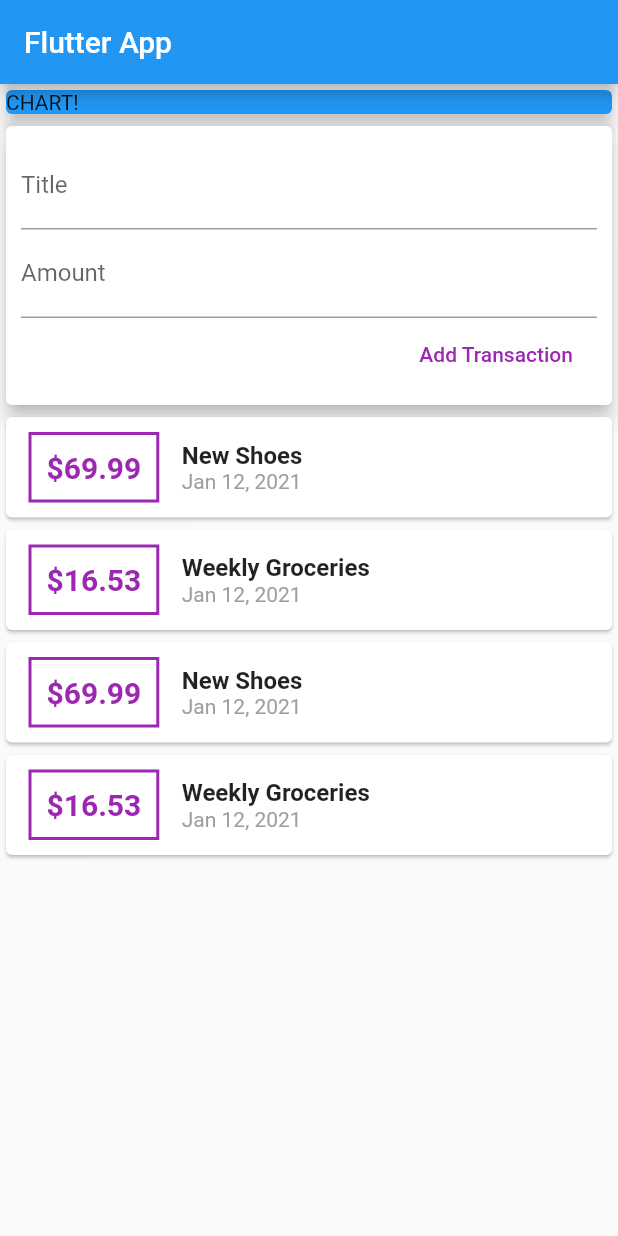
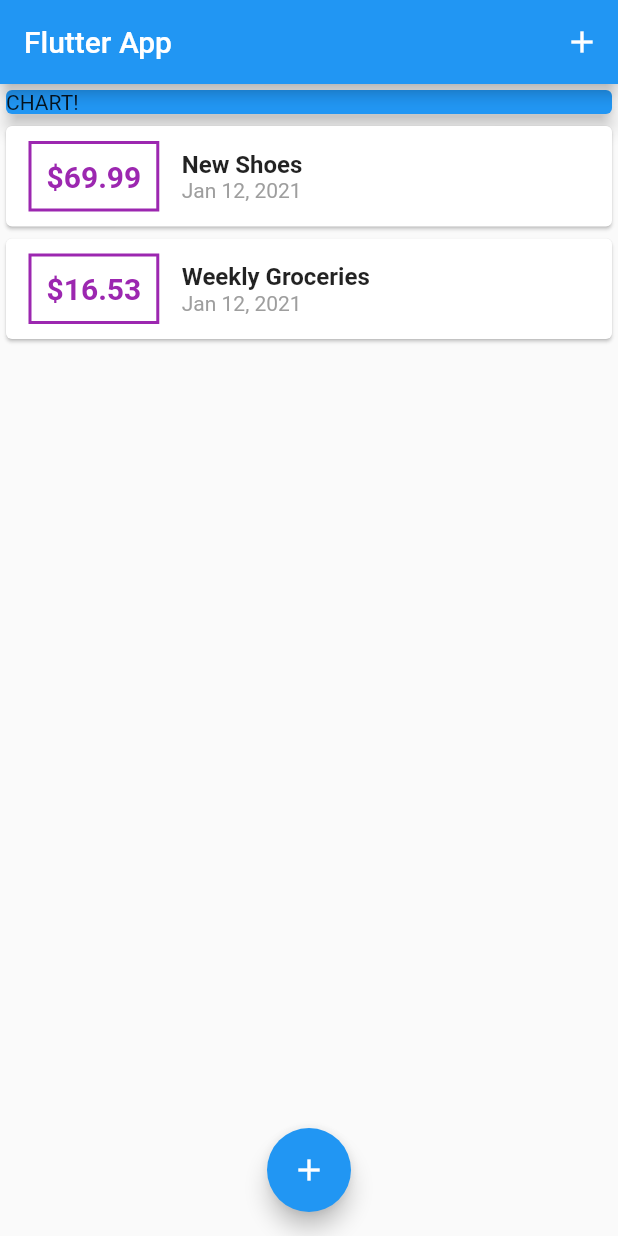
Before and after one commit to LeonScot/flutter-practice, a Flutter app: the screen it shows after launch, on a phone screen of 412 x 824 dp. Run offline on Flutter 3.47's test engine with Material 2 defaults, Android fonts, the phone set to English and light mode, and no system bars.

```diff
--- a/lib/main.dart
+++ b/lib/main.dart
@@ -1,6 +1,8 @@
 import 'package:flutter/material.dart';
 
-import './widgets/user_transactions.dart';
+import './widgets/new_transaction.dart';
+import './widgets/transaction_list.dart';
+import './models/transaction.dart';
 
 void main() => runApp(MyApp());
 
@@ -14,17 +16,66 @@ class MyApp extends StatelessWidget {
   }
 }
 
-class MyHomePage extends StatelessWidget {
+class MyHomePage extends StatefulWidget {
   // String titleInput;
   // String amountInput;
-  final titleController = TextEditingController();
-  final amountController = TextEditingController();
+  @override
+  _MyHomePageState createState() => _MyHomePageState();
+}
+
+class _MyHomePageState extends State<MyHomePage> {
+  final List<Transaction> _userTransactions = [
+    Transaction(
+      id: 't1',
+      title: 'New Shoes',
+      amount: 69.99,
+      date: DateTime.now(),
+    ),
+    Transaction(
+      id: 't2',
+      title: 'Weekly Groceries',
+      amount: 16.53,
+      date: DateTime.now(),
+    ),
+  ];
+
+  void _addNewTransaction(String txTitle, double txAmount) {
+    final newTx = Transaction(
+      title: txTitle,
+      amount: txAmount,
+      date: DateTime.now(),
+      id: DateTime.now().toString(),
+    );
+
+    setState(() {
+      _userTransactions.add(newTx);
+    });
+  }
+
+  void _startAddNewTransaction(BuildContext ctx) {
+    showModalBottomSheet(
+      context: ctx,
+      builder: (_) {
+        return GestureDetector(
+          onTap: () {},
+          child: NewTransaction(_addNewTransaction),
+          behavior: HitTestBehavior.opaque,
+        );
+      },
+    );
+  }
 
   @override
   Widget build(BuildContext context) {
     return Scaffold(
       appBar: AppBar(
         title: Text('Flutter App'),
+        actions: <Widget>[
+          IconButton(
+            icon: Icon(Icons.add),
+            onPressed: () => _startAddNewTransaction(context),
+          ),
+        ],
       ),
       body: SingleChildScrollView(
         child: Column(
@@ -39,9 +90,14 @@ class MyHomePage extends StatelessWidget {
                 elevation: 5,
               ),
             ),
-            UserTransactions()
+            TransactionList(_userTransactions),
           ],
         ),
+      ),
+      floatingActionButtonLocation: FloatingActionButtonLocation.centerFloat,
+      floatingActionButton: FloatingActionButton(
+        child: Icon(Icons.add),
+        onPressed: () => _startAddNewTransaction(context),
       ),
     );
   }
--- a/lib/widgets/transaction_list.dart
+++ b/lib/widgets/transaction_list.dart
@@ -13,7 +13,7 @@ class TransactionList extends StatelessWidget {
     return Container(
       height: 300,
       child: ListView.builder(
-        itemBuilder: (context, index) {
+        itemBuilder: (ctx, index) {
           return Card(
             child: Row(
               children: <Widget>[
@@ -30,7 +30,7 @@ class TransactionList extends StatelessWidget {
                   ),
                   padding: EdgeInsets.all(10),
                   child: Text(
-                    '\$${transactions[index].amount}',
+                    '\$${transactions[index].amount.toStringAsFixed(2)}',
                     style: TextStyle(
                       fontWeight: FontWeight.bold,
                       fontSize: 20,
--- a/lib/widgets/user_transactions.dart
+++ /dev/null
@@ -1,86 +0,0 @@
-import 'package:flutter/material.dart';
-
-import './new_transaction.dart';
-import './transaction_list.dart';
-import '../models/transaction.dart';
-
-class UserTransactions extends StatefulWidget {
-  @override
-  _UserTransactionsState createState() => _UserTransactionsState();
-}
-
-class _UserTransactionsState extends State<UserTransactions> {
-  final List<Transaction> _userTransactions = [
-    Transaction(
-      id: 't1',
-      title: 'New Shoes',
-      amount: 69.99,
-      date: DateTime.now(),
-    ),
-    Transaction(
-      id: 't2',
-      title: 'Weekly Groceries',
-      amount: 16.53,
-      date: DateTime.now(),
-    ),
-    Transaction(
-      id: 't1',
-      title: 'New Shoes',
-      amount: 69.99,
-      date: DateTime.now(),
-    ),
-    Transaction(
-      id: 't2',
-      title: 'Weekly Groceries',
-      amount: 16.53,
-      date: DateTime.now(),
-    ),
-    Transaction(
-      id: 't1',
-      title: 'New Shoes',
-      amount: 69.99,
-      date: DateTime.now(),
-    ),
-    Transaction(
-      id: 't2',
-      title: 'Weekly Groceries',
-      amount: 16.53,
-      date: DateTime.now(),
-    ),
-    Transaction(
-      id: 't1',
-      title: 'New Shoes',
-      amount: 69.99,
-      date: DateTime.now(),
-    ),
-    Transaction(
-      id: 't2',
-      title: 'Weekly Groceries',
-      amount: 16.53,
-      date: DateTime.now(),
-    ),
-  ];
-
-  void _addNewTransaction(String txTitle, double txAmount) {
-    final newTx = Transaction(
-      title: txTitle,
-      amount: txAmount,
-      date: DateTime.now(),
-      id: DateTime.now().toString(),
-    );
-
-    setState(() {
-      _userTransactions.add(newTx);
-    });
-  }
-
-  @override
-  Widget build(BuildContext context) {
-    return Column(
-      children: <Widget>[
-        NewTransaction(_addNewTransaction),
-        TransactionList(_userTransactions),
-      ],
-    );
-  }
-}
```
Also changed, not shown: lib/widgets/new_transaction.dart (+29 -8 lines).
